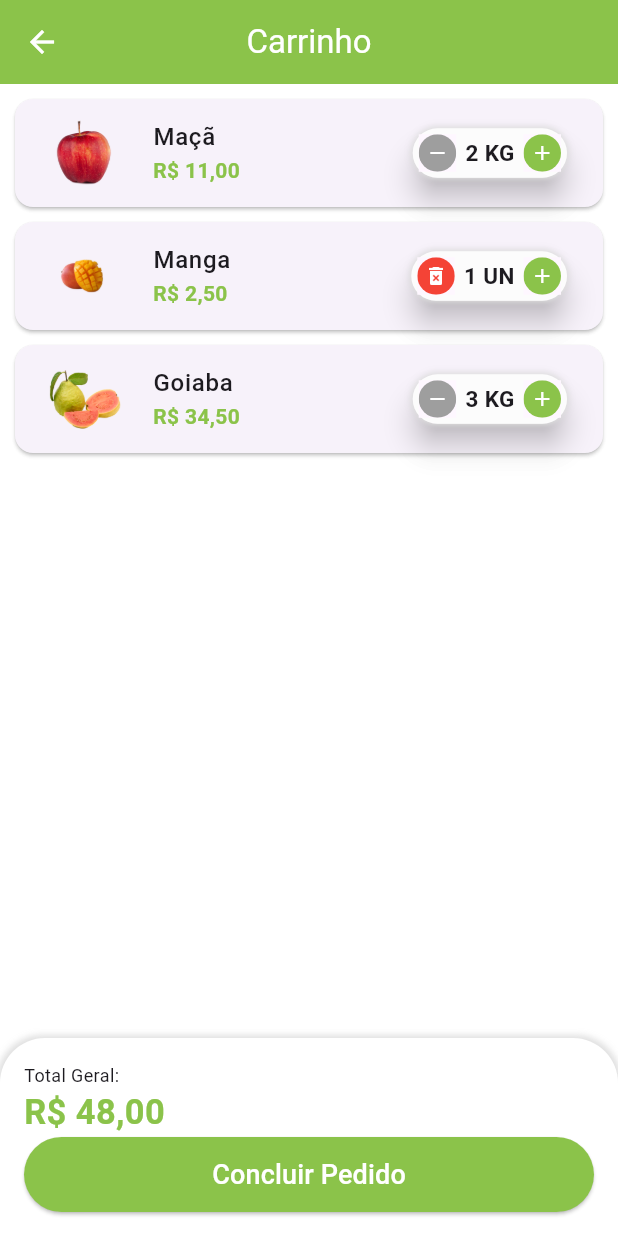
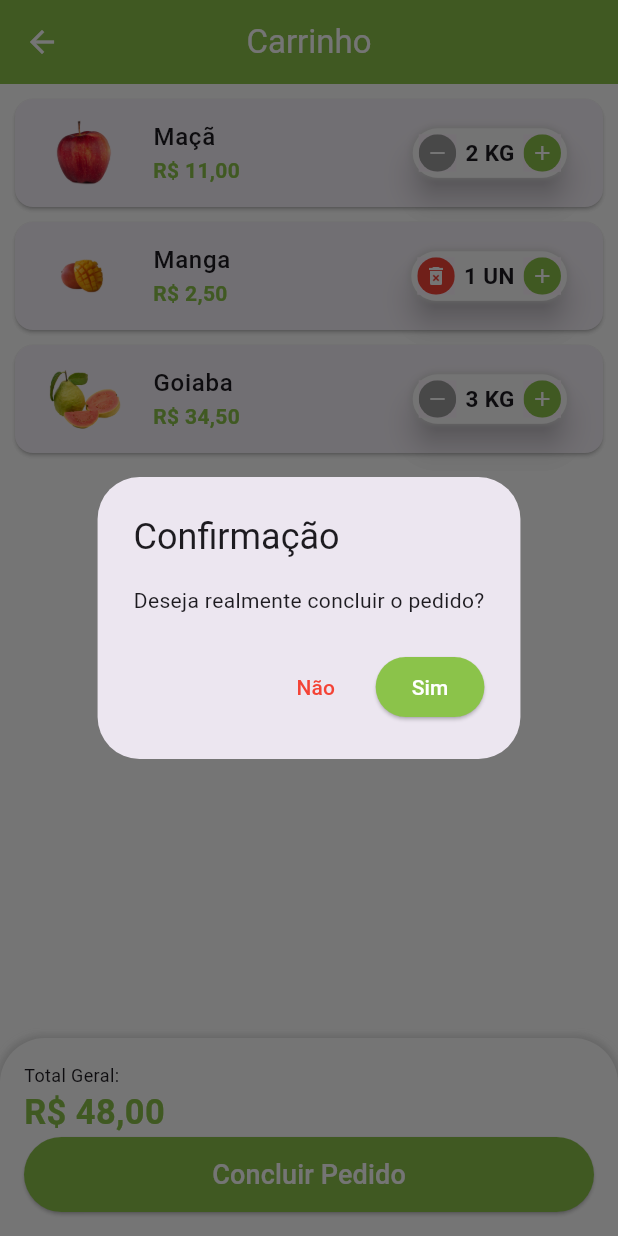
Before and after one commit to iraponan/greengrocer, a Flutter app: the CartTab screen opened directly, after a tap on "Concluir Pedido", on a phone screen of 412 x 824 dp. Run offline on Flutter 3.47's test engine with Material 3 defaults, Android fonts, the phone set to English and light mode, and no system bars; our stand-ins replace animated_text_kit, brasil_fields; missing offline and left inert: bottom_bar_matu.

Commit message:
Dialog de confirmação do carrinho e atualizando o total geral.

```diff
--- a/lib/src/screens/cart/cart_tab.dart
+++ b/lib/src/screens/cart/cart_tab.dart
@@ -25,10 +25,19 @@ class _CartTabState extends State<CartTab> {
           Expanded(
             child: ListView.builder(
               itemCount: items_data.cartItems.length,
-              itemBuilder: (context, index) => CartTile(
-                cartItem: items_data.cartItems[index],
-                remove: removeItemFromCart,
-              ),
+              itemBuilder: (context, index) {
+                final cartItem = items_data.cartItems[index];
+                return CartTile(
+                  cartItem: items_data.cartItems[index],
+                  updateQuantity: (qtd) {
+                    if (qtd == 0) {
+                      removeItemFromCart(items_data.cartItems[index]);
+                    } else {
+                      setState(() => cartItem.quantity = qtd);
+                    }
+                  },
+                );
+              },
             ),
           ),
           Container(
@@ -66,7 +75,10 @@ class _CartTabState extends State<CartTab> {
                 SizedBox(
                   height: 50,
                   child: ElevatedButton(
-                    onPressed: () {},
+                    onPressed: () async {
+                      bool? result = await showOrderConfirmation();
+                      print(result);
+                    },
                     child: const Text(
                       'Concluir Pedido',
                       style: TextStyle(
@@ -96,4 +108,27 @@ class _CartTabState extends State<CartTab> {
     }
     return total;
   }
+
+  Future<bool?> showOrderConfirmation() => showDialog<bool>(
+        context: context,
+        builder: (c) => AlertDialog(
+          title: const Text('Confirmação'),
+          content: const Text('Deseja realmente concluir o pedido?'),
+          actions: [
+            TextButton(
+              onPressed: () => Navigator.of(context).pop(false),
+              child: const Text(
+                'Não',
+                style: TextStyle(
+                  color: Colors.red,
+                ),
+              ),
+            ),
+            ElevatedButton(
+              onPressed: () => Navigator.of(context).pop(true),
+              child: const Text('Sim'),
+            ),
+          ],
+        ),
+      );
 }
--- a/lib/src/screens/cart/components/cart_tile.dart
+++ b/lib/src/screens/cart/components/cart_tile.dart
@@ -8,11 +8,11 @@ class CartTile extends StatefulWidget {
   const CartTile({
     super.key,
     required this.cartItem,
-    required this.remove,
+    required this.updateQuantity,
   });
 
   final CartItemModel cartItem;
-  final Function(CartItemModel) remove;
+  final Function(int) updateQuantity;
 
   @override
   State<CartTile> createState() => _CartTileState();
@@ -53,12 +53,7 @@ class _CartTileState extends State<CartTile> {
           quantity: widget.cartItem.quantity,
           suffixText: widget.cartItem.item.unit,
           isRemovable: true,
-          result: (quantity) => setState(() {
-            widget.cartItem.quantity = quantity;
-            if (quantity == 0) {
-              widget.remove(widget.cartItem);
-            }
-          }),
+          result: widget.updateQuantity,
         ),
       ),
     );
```
